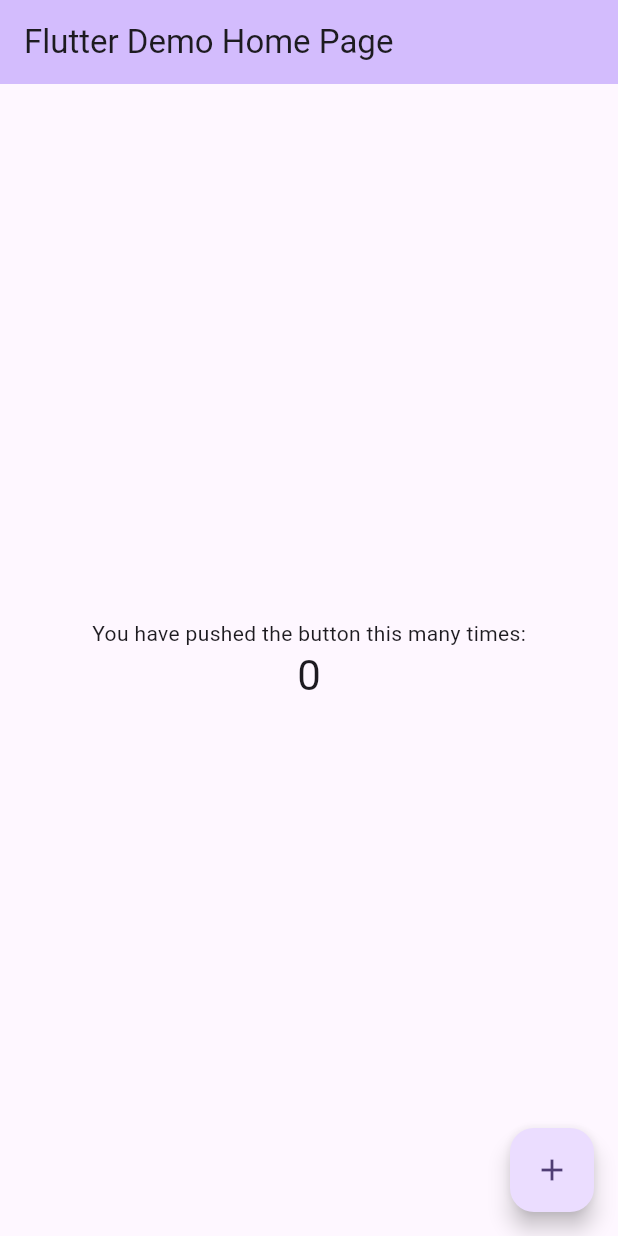
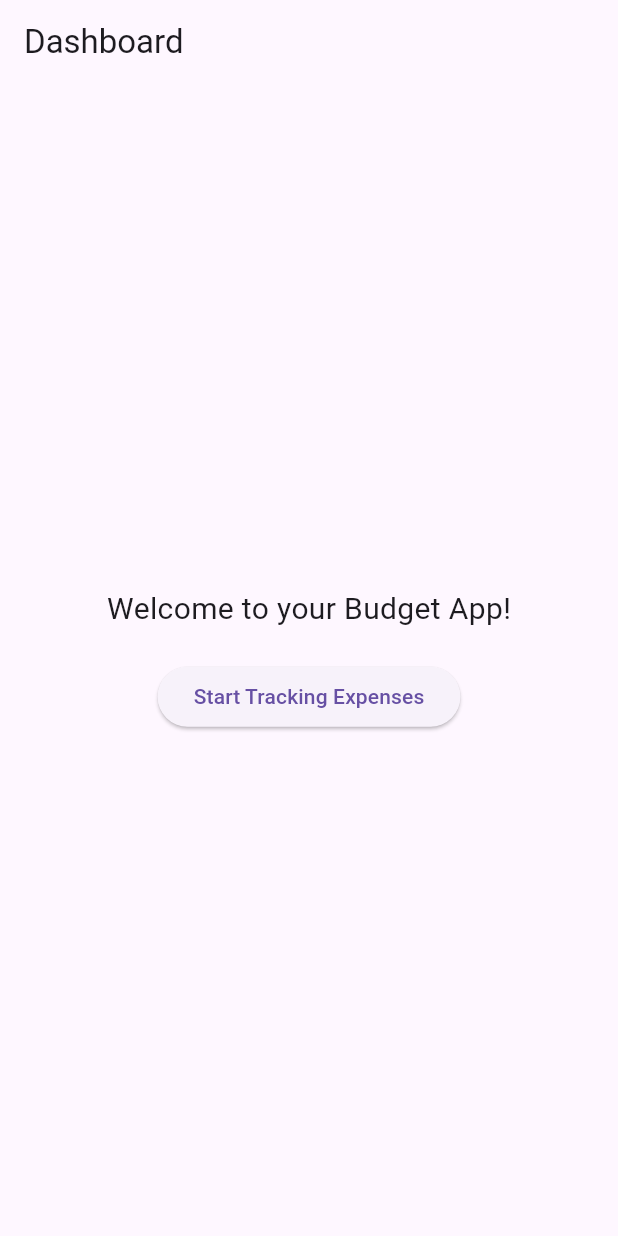
Before and after one commit to shivam-saway/budget_management_app, a Flutter app: the screen it shows after launch, on a phone screen of 412 x 824 dp. Run offline on Flutter 3.47's test engine with Material 3 defaults, Android fonts, the phone set to English and light mode, and no system bars.

Commit message:
Main screen

```diff
--- a/lib/main.dart
+++ b/lib/main.dart
@@ -1,125 +1,48 @@
 import 'package:flutter/material.dart';
 
 void main() {
-  runApp(const MyApp());
+  runApp(MyApp());
 }
 
 class MyApp extends StatelessWidget {
-  const MyApp({super.key});
-
-  // This widget is the root of your application.
   @override
   Widget build(BuildContext context) {
     return MaterialApp(
-      title: 'Flutter Demo',
+      title: 'Budget Management App',
       theme: ThemeData(
-        // This is the theme of your application.
-        //
-        // TRY THIS: Try running your application with "flutter run". You'll see
-        // the application has a purple toolbar. Then, without quitting the app,
-        // try changing the seedColor in the colorScheme below to Colors.green
-        // and then invoke "hot reload" (save your changes or press the "hot
-        // reload" button in a Flutter-supported IDE, or press "r" if you used
-        // the command line to start the app).
-        //
-        // Notice that the counter didn't reset back to zero; the application
-        // state is not lost during the reload. To reset the state, use hot
-        // restart instead.
-        //
-        // This works for code too, not just values: Most code changes can be
-        // tested with just a hot reload.
-        colorScheme: ColorScheme.fromSeed(seedColor: Colors.deepPurple),
-        useMaterial3: true,
+        primarySwatch: Colors.blue,
+        visualDensity: VisualDensity.adaptivePlatformDensity,
       ),
-      home: const MyHomePage(title: 'Flutter Demo Home Page'),
+      home: DashboardScreen(),
     );
   }
 }
 
-class MyHomePage extends StatefulWidget {
-  const MyHomePage({super.key, required this.title});
-
-  // This widget is the home page of your application. It is stateful, meaning
-  // that it has a State object (defined below) that contains fields that affect
-  // how it looks.
-
-  // This class is the configuration for the state. It holds the values (in this
-  // case the title) provided by the parent (in this case the App widget) and
-  // used by the build method of the State. Fields in a Widget subclass are
-  // always marked "final".
-
-  final String title;
-
-  @override
-  State<MyHomePage> createState() => _MyHomePageState();
-}
-
-class _MyHomePageState extends State<MyHomePage> {
-  int _counter = 0;
-
-  void _incrementCounter() {
-    setState(() {
-      // This call to setState tells the Flutter framework that something has
-      // changed in this State, which causes it to rerun the build method below
-      // so that the display can reflect the updated values. If we changed
-      // _counter without calling setState(), then the build method would not be
-      // called again, and so nothing would appear to happen.
-      _counter++;
-    });
-  }
-
+class DashboardScreen extends StatelessWidget {
   @override
   Widget build(BuildContext context) {
-    // This method is rerun every time setState is called, for instance as done
-    // by the _incrementCounter method above.
-    //
-    // The Flutter framework has been optimized to make rerunning build methods
-    // fast, so that you can just rebuild anything that needs updating rather
-    // than having to individually change instances of widgets.
     return Scaffold(
       appBar: AppBar(
-        // TRY THIS: Try changing the color here to a specific color (to
-        // Colors.amber, perhaps?) and trigger a hot reload to see the AppBar
-        // change color while the other colors stay the same.
-        backgroundColor: Theme.of(context).colorScheme.inversePrimary,
-        // Here we take the value from the MyHomePage object that was created by
-        // the App.build method, and use it to set our appbar title.
-        title: Text(widget.title),
+        title: Text('Dashboard'),
       ),
       body: Center(
-        // Center is a layout widget. It takes a single child and positions it
-        // in the middle of the parent.
         child: Column(
-          // Column is also a layout widget. It takes a list of children and
-          // arranges them vertically. By default, it sizes itself to fit its
-          // children horizontally, and tries to be as tall as its parent.
-          //
-          // Column has various properties to control how it sizes itself and
-          // how it positions its children. Here we use mainAxisAlignment to
-          // center the children vertically; the main axis here is the vertical
-          // axis because Columns are vertical (the cross axis would be
-          // horizontal).
-          //
-          // TRY THIS: Invoke "debug painting" (choose the "Toggle Debug Paint"
-          // action in the IDE, or press "p" in the console), to see the
-          // wireframe for each widget.
           mainAxisAlignment: MainAxisAlignment.center,
           children: <Widget>[
-            const Text(
-              'You have pushed the button this many times:',
+            Text(
+              'Welcome to your Budget App!',
+              style: TextStyle(fontSize: 20),
             ),
-            Text(
-              '$_counter',
-              style: Theme.of(context).textTheme.headlineMedium,
+            SizedBox(height: 20),
+            ElevatedButton(
+              onPressed: () {
+                // Add navigation to the expense tracking screen
+              },
+              child: Text('Start Tracking Expenses'),
             ),
           ],
         ),
       ),
-      floatingActionButton: FloatingActionButton(
-        onPressed: _incrementCounter,
-        tooltip: 'Increment',
-        child: const Icon(Icons.add),
-      ), // This trailing comma makes auto-formatting nicer for build methods.
     );
   }
 }
```
